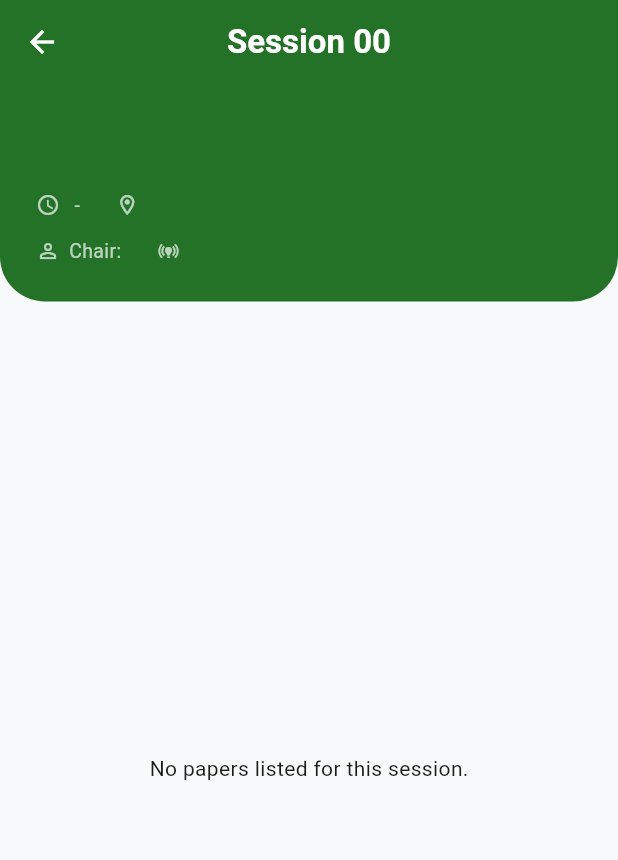
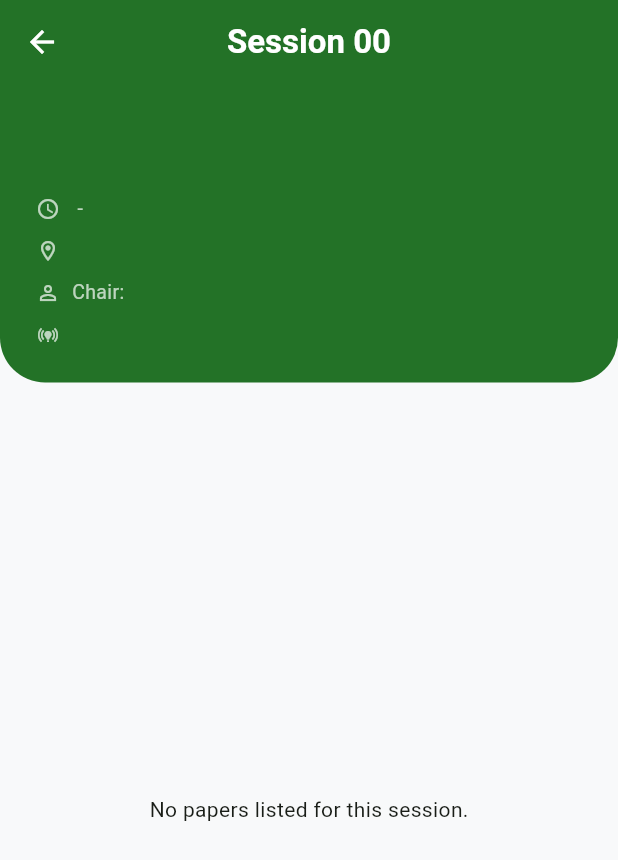
Before and after one commit to OystersKode/ConferenceApp, a Flutter app: the SessionDetailsScreen screen opened directly with empty values, on a phone screen of 412 x 824 dp. Shown: the top 860 px of the screen. Run offline on Flutter 3.47's test engine with Material 3 defaults, Android fonts, the phone set to English and light mode, and no system bars; our stand-ins replace cached_network_image, cloud_firestore, firebase_auth, firebase_core, go_router, image_picker and 1 more; missing offline and left inert: cloudinary_public; accounts and stored records are empty.

Commit message:
Session format Structuring

```diff
--- a/lib/screens/schedule/session_details_screen.dart
+++ b/lib/screens/schedule/session_details_screen.dart
@@ -85,22 +85,14 @@ class SessionDetailsScreen extends StatelessWidget {
               fontWeight: FontWeight.bold,
             ),
           ),
-          const SizedBox(height: 16),
-          Row(
-            children: [
-              _buildHeaderInfo(Icons.access_time, '${session.startTime} - ${session.endTime}'),
-              const SizedBox(width: 20),
-              _buildHeaderInfo(Icons.location_on_outlined, session.venue),
-            ],
-          ),
+          const SizedBox(height: 20),
+          _buildHeaderInfo(Icons.access_time, '${session.startTime} - ${session.endTime}'),
           const SizedBox(height: 12),
-          Row(
-            children: [
-              _buildHeaderInfo(Icons.person_outline, 'Chair: ${session.chairs.join(", ")}'),
-              const SizedBox(width: 20),
-              _buildHeaderInfo(Icons.online_prediction, session.mode.toUpperCase()),
-            ],
-          ),
+          _buildHeaderInfo(Icons.location_on_outlined, session.venue),
+          const SizedBox(height: 12),
+          _buildHeaderInfo(Icons.person_outline, 'Chair: ${session.chairs.join(", ")}'),
+          const SizedBox(height: 12),
+          _buildHeaderInfo(Icons.online_prediction, session.mode.toUpperCase()),
         ],
       ),
     );
@@ -108,12 +100,16 @@ class SessionDetailsScreen extends StatelessWidget {
 
   Widget _buildHeaderInfo(IconData icon, String text) {
     return Row(
+      mainAxisSize: MainAxisSize.min,
+      crossAxisAlignment: CrossAxisAlignment.start,
       children: [
         Icon(icon, color: Colors.white70, size: 16),
-        const SizedBox(width: 6),
-        Text(
-          text,
-          style: const TextStyle(color: Colors.white70, fontSize: 13),
+        const SizedBox(width: 8),
+        Flexible(
+          child: Text(
+            text,
+            style: const TextStyle(color: Colors.white70, fontSize: 13, height: 1.2),
+          ),
         ),
       ],
     );
```
